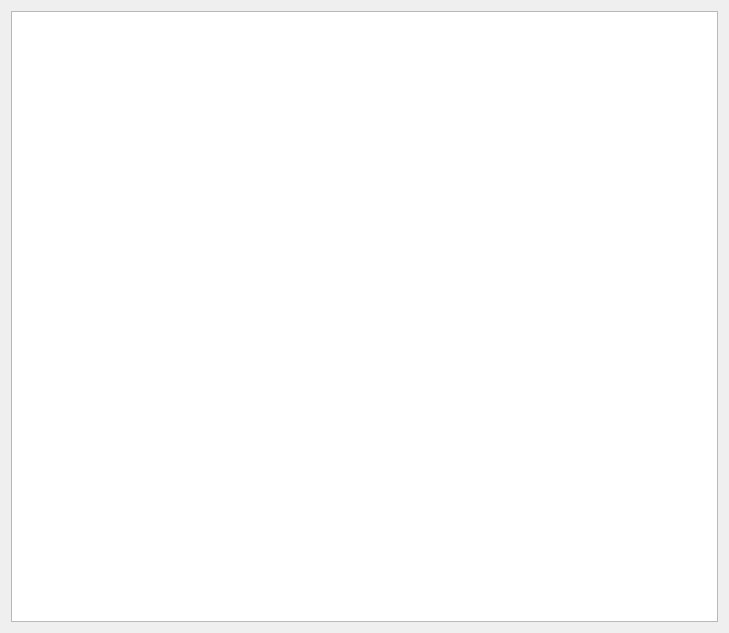
First picture: the form in FuelNameWizard/setfuelnamepage.ui, repository rust3128/iMposOld, before the edit.
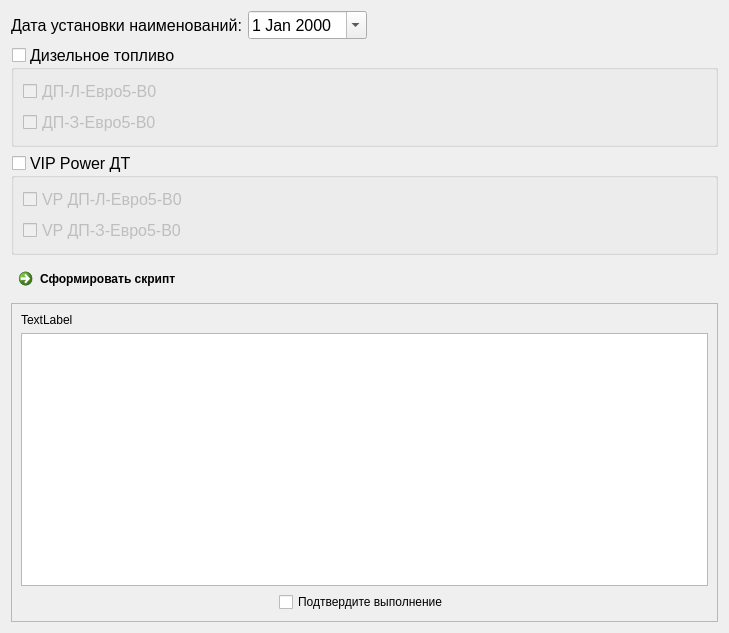
Second picture: the form after the edit.

The edit to the form file:
```diff
--- a/FuelNameWizard/setfuelnamepage.ui
+++ b/FuelNameWizard/setfuelnamepage.ui
@@ -13,23 +13,160 @@
   <property name="windowTitle">
    <string>WizardPage</string>
   </property>
-  <layout class="QGridLayout" name="gridLayout">
+  <layout class="QGridLayout" name="gridLayout_4">
    <item row="0" column="0">
-    <widget class="QListWidget" name="listWidget">
-     <property name="font">
-      <font>
-       <pointsize>14</pointsize>
-      </font>
+    <layout class="QHBoxLayout" name="horizontalLayout">
+     <item>
+      <widget class="QLabel" name="label">
+       <property name="font">
+        <font>
+         <pointsize>12</pointsize>
+        </font>
+       </property>
+       <property name="text">
+        <string>Дата установки наименований:</string>
+       </property>
+      </widget>
+     </item>
+     <item>
+      <widget class="QDateEdit" name="dateEdit">
+       <property name="font">
+        <font>
+         <pointsize>12</pointsize>
+        </font>
+       </property>
+       <property name="wrapping">
+        <bool>false</bool>
+       </property>
+       <property name="calendarPopup">
+        <bool>true</bool>
+       </property>
+      </widget>
+     </item>
+     <item>
+      <spacer name="horizontalSpacer">
+       <property name="orientation">
+        <enum>Qt::Horizontal</enum>
+       </property>
+       <property name="sizeHint" stdset="0">
+        <size>
+         <width>40</width>
+         <height>20</height>
+        </size>
+       </property>
+      </spacer>
+     </item>
+    </layout>
+   </item>
+   <item row="1" column="0">
+    <layout class="QVBoxLayout" name="verticalLayout">
+     <item>
+      <widget class="QGroupBox" name="groupBoxDT">
+       <property name="font">
+        <font>
+         <pointsize>12</pointsize>
+        </font>
+       </property>
+       <property name="title">
+        <string>Дизельное топливо</string>
+       </property>
+       <property name="checkable">
+        <bool>true</bool>
+       </property>
+       <property name="checked">
+        <bool>false</bool>
+       </property>
+       <layout class="QGridLayout" name="gridLayout">
+        <item row="0" column="0">
+         <widget class="QCheckBox" name="checkBoxDTS">
+          <property name="text">
+           <string>ДП-Л-Евро5-В0</string>
+          </property>
+         </widget>
+        </item>
+        <item row="1" column="0">
+         <widget class="QCheckBox" name="checkBoxDTW">
+          <property name="text">
+           <string>ДП-З-Евро5-В0</string>
+          </property>
+         </widget>
+        </item>
+       </layout>
+      </widget>
+     </item>
+     <item>
+      <widget class="QGroupBox" name="groupBoxVIP">
+       <property name="font">
+        <font>
+         <pointsize>12</pointsize>
+        </font>
+       </property>
+       <property name="title">
+        <string>VIP Power ДТ</string>
+       </property>
+       <property name="flat">
+        <bool>false</bool>
+       </property>
+       <property name="checkable">
+        <bool>true</bool>
+       </property>
+       <property name="checked">
+        <bool>false</bool>
+       </property>
+       <layout class="QGridLayout" name="gridLayout_2">
+        <item row="0" column="0">
+         <widget class="QCheckBox" name="checkBoxVIPS">
+          <property name="text">
+           <string>VP ДП-Л-Евро5-В0</string>
+          </property>
+         </widget>
+        </item>
+        <item row="1" column="0">
+         <widget class="QCheckBox" name="checkBoxVIPW">
+          <property name="text">
+           <string>VP ДП-З-Евро5-В0</string>
+          </property>
+         </widget>
+        </item>
+       </layout>
+      </widget>
+     </item>
+    </layout>
+   </item>
+   <item row="2" column="0">
+    <widget class="QCommandLinkButton" name="commandLinkButton">
+     <property name="text">
+      <string>Сформировать скрипт</string>
      </property>
-     <property name="editTriggers">
-      <set>QAbstractItemView::NoEditTriggers</set>
+    </widget>
+   </item>
+   <item row="3" column="0">
+    <widget class="QFrame" name="frame">
+     <property name="frameShape">
+      <enum>QFrame::StyledPanel</enum>
      </property>
-     <property name="alternatingRowColors">
-      <bool>true</bool>
+     <property name="frameShadow">
+      <enum>QFrame::Raised</enum>
      </property>
-     <property name="selectionMode">
-      <enum>QAbstractItemView::NoSelection</enum>
-     </property>
+     <layout class="QGridLayout" name="gridLayout_3">
+      <item row="1" column="0">
+       <widget class="QTextEdit" name="textEdit"/>
+      </item>
+      <item row="2" column="0" alignment="Qt::AlignHCenter|Qt::AlignVCenter">
+       <widget class="QCheckBox" name="checkBox">
+        <property name="text">
+         <string>Подтвердите выполнение</string>
+        </property>
+       </widget>
+      </item>
+      <item row="0" column="0">
+       <widget class="QLabel" name="labelInfo">
+        <property name="text">
+         <string>TextLabel</string>
+        </property>
+       </widget>
+      </item>
+     </layout>
     </widget>
    </item>
   </layout>
```
